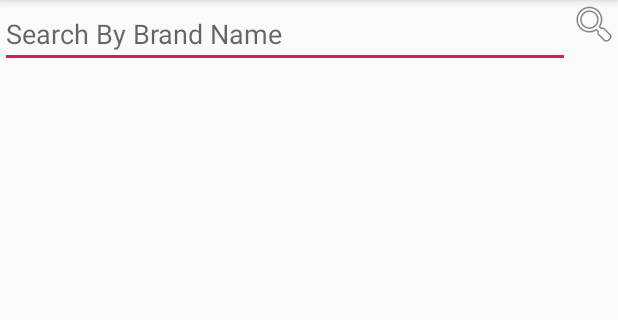
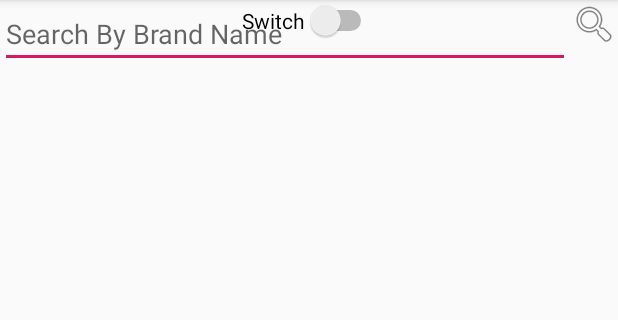
Before and after one commit to ChancePayne/DrugDataProject, an Android app: the screen it shows after launch (MainActivity), on a phone screen of 412 x 824 dp, the part 84-404 px from its top. Run offline under Robolectric (Android 15) with nearby library versions, the phone set to English and light mode, and no system bars.

Commit message:
Added switch to main xml

```diff
--- a/app/src/main/res/layout/activity_main.xml
+++ b/app/src/main/res/layout/activity_main.xml
@@ -27,9 +27,22 @@
 
     <TextView
         android:id="@+id/result_view"
+        android:layout_width="match_parent"
+        android:layout_height="0dp"
+        app:layout_constraintBottom_toBottomOf="parent"
         app:layout_constraintTop_toBottomOf="@id/search_text"
-        app:layout_constraintBottom_toBottomOf="parent"
-        android:layout_width="match_parent"
-        android:layout_height="0dp" />
+        app:layout_constraintVertical_bias="0.0"
+        tools:layout_editor_absoluteX="0dp" />
+
+    <Switch
+        android:id="@+id/switch1"
+        android:layout_width="wrap_content"
+        android:layout_height="wrap_content"
+        android:layout_marginStart="8dp"
+        android:layout_marginEnd="8dp"
+        android:text="Switch"
+        app:layout_constraintEnd_toEndOf="parent"
+        app:layout_constraintStart_toStartOf="parent"
+        tools:layout_editor_absoluteY="686dp" />
 
 </android.support.constraint.ConstraintLayout>
```
